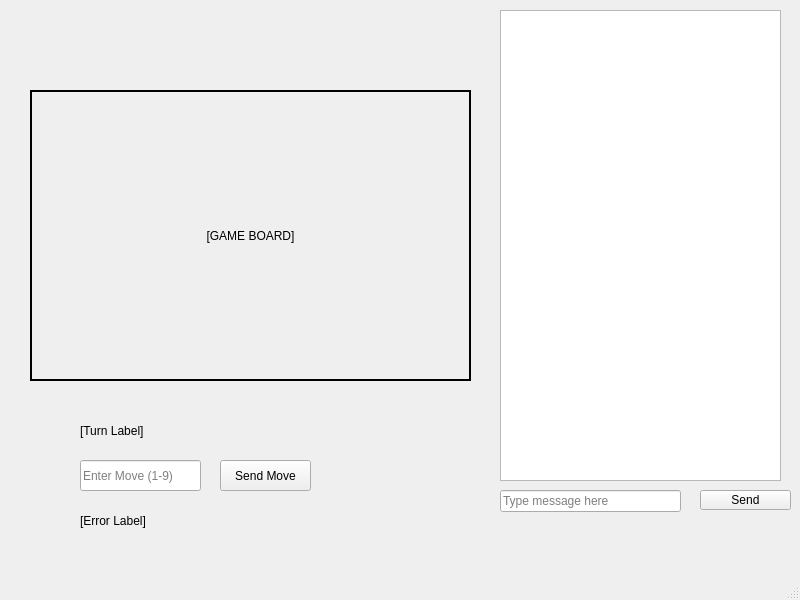
Qt form Board.ui (qwet11/CS351-Game) before a commit.
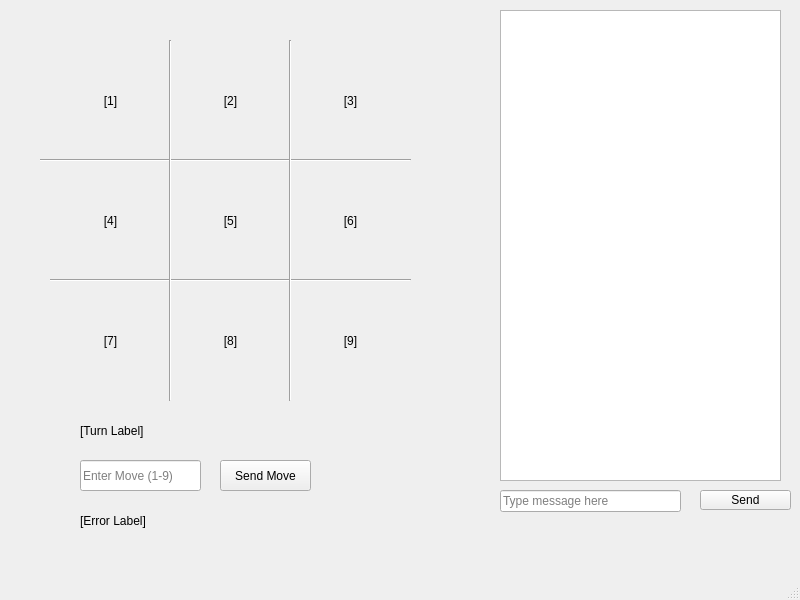
The same form after that commit.

The edit to the form file:
```diff
--- a/Board.ui
+++ b/Board.ui
@@ -52,31 +52,6 @@
      <string>Enter Move (1-9)</string>
     </property>
    </widget>
-   <widget class="QLabel" name="board_lbl">
-    <property name="geometry">
-     <rect>
-      <x>30</x>
-      <y>90</y>
-      <width>441</width>
-      <height>291</height>
-     </rect>
-    </property>
-    <property name="layoutDirection">
-     <enum>Qt::LeftToRight</enum>
-    </property>
-    <property name="frameShape">
-     <enum>QFrame::Box</enum>
-    </property>
-    <property name="lineWidth">
-     <number>2</number>
-    </property>
-    <property name="text">
-     <string>[GAME BOARD]</string>
-    </property>
-    <property name="alignment">
-     <set>Qt::AlignCenter</set>
-    </property>
-   </widget>
    <widget class="QLabel" name="error_lbl">
     <property name="geometry">
      <rect>
@@ -145,6 +120,202 @@
      <bool>true</bool>
     </property>
    </widget>
+   <widget class="Line" name="line">
+    <property name="geometry">
+     <rect>
+      <x>40</x>
+      <y>150</y>
+      <width>371</width>
+      <height>21</height>
+     </rect>
+    </property>
+    <property name="orientation">
+     <enum>Qt::Horizontal</enum>
+    </property>
+   </widget>
+   <widget class="QLabel" name="box9">
+    <property name="geometry">
+     <rect>
+      <x>290</x>
+      <y>280</y>
+      <width>121</width>
+      <height>121</height>
+     </rect>
+    </property>
+    <property name="text">
+     <string>[9]</string>
+    </property>
+    <property name="alignment">
+     <set>Qt::AlignCenter</set>
+    </property>
+   </widget>
+   <widget class="QLabel" name="box8">
+    <property name="geometry">
+     <rect>
+      <x>170</x>
+      <y>280</y>
+      <width>121</width>
+      <height>121</height>
+     </rect>
+    </property>
+    <property name="text">
+     <string>[8]</string>
+    </property>
+    <property name="alignment">
+     <set>Qt::AlignCenter</set>
+    </property>
+   </widget>
+   <widget class="Line" name="line_3">
+    <property name="geometry">
+     <rect>
+      <x>50</x>
+      <y>270</y>
+      <width>361</width>
+      <height>20</height>
+     </rect>
+    </property>
+    <property name="orientation">
+     <enum>Qt::Horizontal</enum>
+    </property>
+   </widget>
+   <widget class="QLabel" name="box7">
+    <property name="geometry">
+     <rect>
+      <x>50</x>
+      <y>280</y>
+      <width>121</width>
+      <height>121</height>
+     </rect>
+    </property>
+    <property name="text">
+     <string>[7]</string>
+    </property>
+    <property name="alignment">
+     <set>Qt::AlignCenter</set>
+    </property>
+   </widget>
+   <widget class="QLabel" name="box6">
+    <property name="geometry">
+     <rect>
+      <x>290</x>
+      <y>160</y>
+      <width>121</width>
+      <height>121</height>
+     </rect>
+    </property>
+    <property name="text">
+     <string>[6]</string>
+    </property>
+    <property name="alignment">
+     <set>Qt::AlignCenter</set>
+    </property>
+   </widget>
+   <widget class="QLabel" name="box5">
+    <property name="geometry">
+     <rect>
+      <x>170</x>
+      <y>160</y>
+      <width>121</width>
+      <height>121</height>
+     </rect>
+    </property>
+    <property name="text">
+     <string>[5]</string>
+    </property>
+    <property name="alignment">
+     <set>Qt::AlignCenter</set>
+    </property>
+   </widget>
+   <widget class="QLabel" name="box4">
+    <property name="geometry">
+     <rect>
+      <x>50</x>
+      <y>160</y>
+      <width>121</width>
+      <height>121</height>
+     </rect>
+    </property>
+    <property name="text">
+     <string>[4]</string>
+    </property>
+    <property name="alignment">
+     <set>Qt::AlignCenter</set>
+    </property>
+   </widget>
+   <widget class="QLabel" name="box1">
+    <property name="geometry">
+     <rect>
+      <x>50</x>
+      <y>40</y>
+      <width>121</width>
+      <height>121</height>
+     </rect>
+    </property>
+    <property name="text">
+     <string>[1]</string>
+    </property>
+    <property name="alignment">
+     <set>Qt::AlignCenter</set>
+    </property>
+   </widget>
+   <widget class="QLabel" name="box2">
+    <property name="geometry">
+     <rect>
+      <x>170</x>
+      <y>40</y>
+      <width>121</width>
+      <height>121</height>
+     </rect>
+    </property>
+    <property name="text">
+     <string>[2]</string>
+    </property>
+    <property name="alignment">
+     <set>Qt::AlignCenter</set>
+    </property>
+   </widget>
+   <widget class="QLabel" name="box3">
+    <property name="geometry">
+     <rect>
+      <x>290</x>
+      <y>40</y>
+      <width>121</width>
+      <height>121</height>
+     </rect>
+    </property>
+    <property name="text">
+     <string>[3]</string>
+    </property>
+    <property name="alignment">
+     <set>Qt::AlignCenter</set>
+    </property>
+   </widget>
+   <widget class="Line" name="line_2">
+    <property name="geometry">
+     <rect>
+      <x>160</x>
+      <y>40</y>
+      <width>20</width>
+      <height>361</height>
+     </rect>
+    </property>
+    <property name="orientation">
+     <enum>Qt::Vertical</enum>
+    </property>
+   </widget>
+   <widget class="Line" name="line_4">
+    <property name="geometry">
+     <rect>
+      <x>280</x>
+      <y>40</y>
+      <width>20</width>
+      <height>361</height>
+     </rect>
+    </property>
+    <property name="orientation">
+     <enum>Qt::Vertical</enum>
+    </property>
+   </widget>
   </widget>
   <widget class="QMenuBar" name="menubar">
    <property name="geometry">
```
Left out of the diff: 4 changed lines with no effect on the pictures.
